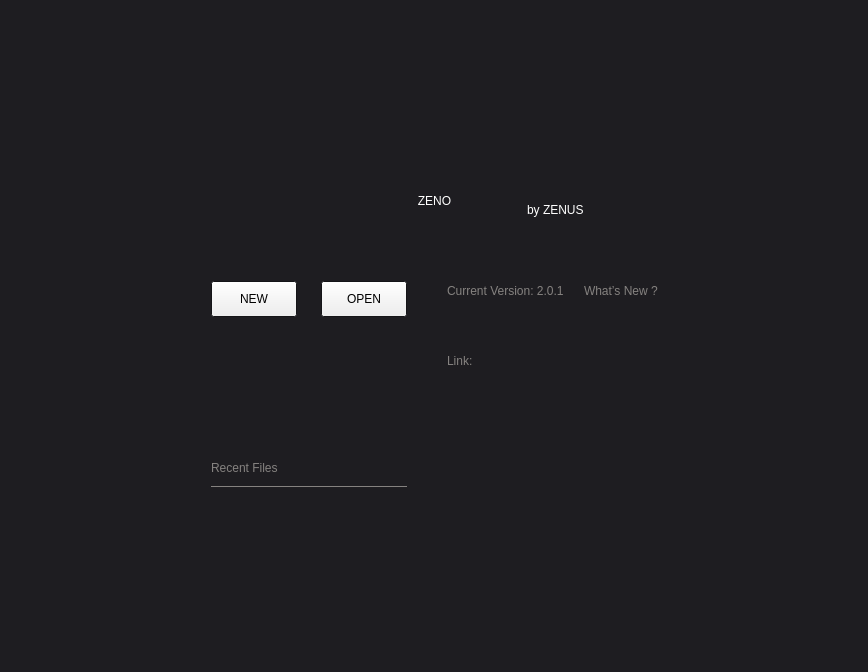
This is ui/zenoedit/nodesview/welcomepage.ui in zenustech/zeno as Qt 5 draws it before an edit. The edited form follows.
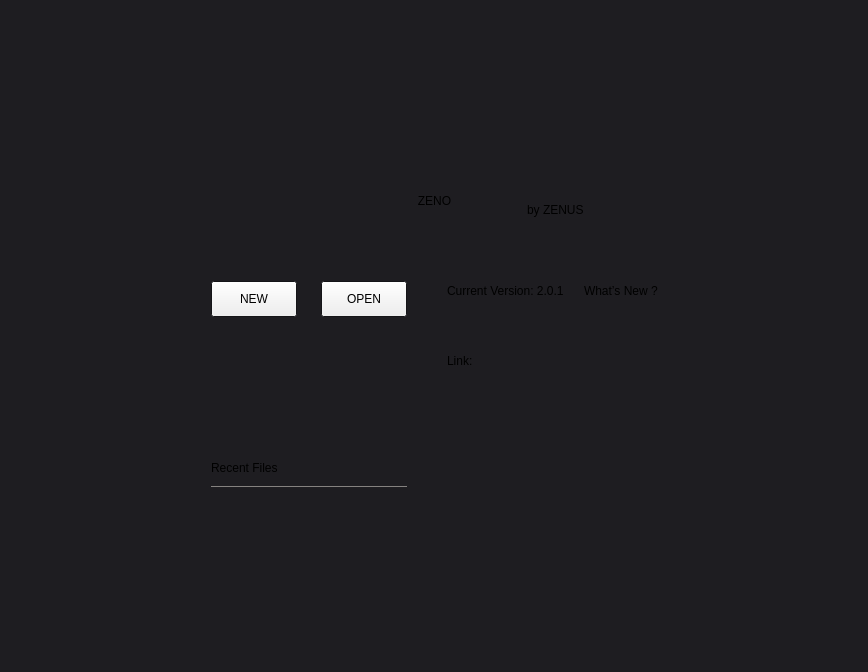
This is the edited form. Custom widgets are drawn as their Qt base class.

Patch:
```diff
--- a/ui/zenoedit/nodesview/welcomepage.ui
+++ b/ui/zenoedit/nodesview/welcomepage.ui
@@ -149,13 +149,6 @@
          </item>
          <item>
           <widget class="QLabel" name="lblLogo">
-           <property name="styleSheet">
-            <string notr="true">QLabel
-{
-	font: 36px &quot;HarmonyOS Sans&quot;;
-	color: rgb(255, 255, 255);
-}</string>
-           </property>
            <property name="text">
             <string>ZENO</string>
            </property>
@@ -190,13 +183,6 @@
            </item>
            <item>
             <widget class="QLabel" name="label">
-             <property name="styleSheet">
-              <string notr="true">QLabel
-{
-	font: 14px &quot;HarmonyOS Sans&quot;;
-	color: rgb(255, 255, 255);
-}</string>
-             </property>
              <property name="text">
               <string>by ZENUS</string>
              </property>
@@ -344,13 +330,6 @@
            </item>
            <item>
             <widget class="QLabel" name="lblRecentFiles">
-             <property name="styleSheet">
-              <string notr="true">QLabel
-{
-	font: 14px &quot;HarmonyOS Sans&quot;;
-	color: rgb(133, 130, 128);
-}</string>
-             </property>
              <property name="text">
               <string>Recent Files</string>
              </property>
@@ -419,13 +398,6 @@
             <layout class="QHBoxLayout" name="horizontalLayout_5">
              <item>
               <widget class="QLabel" name="lblCurrVer">
-               <property name="styleSheet">
-                <string notr="true">QLabel
-{
-	font: 14px &quot;HarmonyOS Sans&quot;;
-	color: rgb(133, 130, 128);
-}</string>
-               </property>
                <property name="text">
                 <string>Current Version: 2.0.1</string>
                </property>
@@ -449,13 +421,6 @@
              </item>
              <item>
               <widget class="QLabel" name="lblWhatsNew">
-               <property name="styleSheet">
-                <string notr="true">QLabel
-{
-	font: 14px &quot;HarmonyOS Sans&quot;;
-	color: rgb(133, 130, 128);
-}</string>
-               </property>
                <property name="text">
                 <string>What’s New ?</string>
                </property>
@@ -481,13 +446,6 @@
            </item>
            <item>
             <widget class="QLabel" name="lblLink">
-             <property name="styleSheet">
-              <string notr="true">QLabel
-{
-	font: 14px &quot;HarmonyOS Sans&quot;;
-	color: rgb(133, 130, 128);
-}</string>
-             </property>
              <property name="text">
               <string>Link:</string>
              </property>
```
